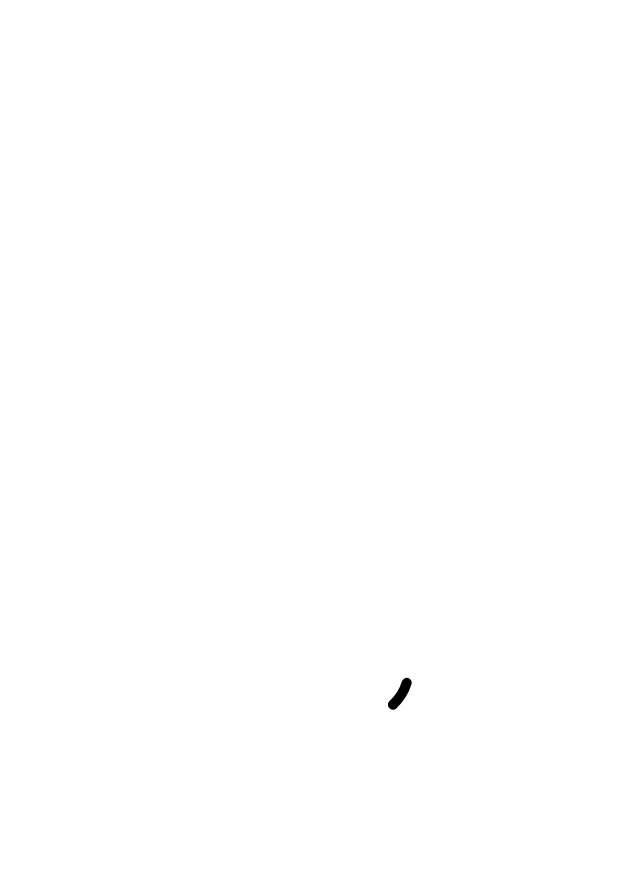
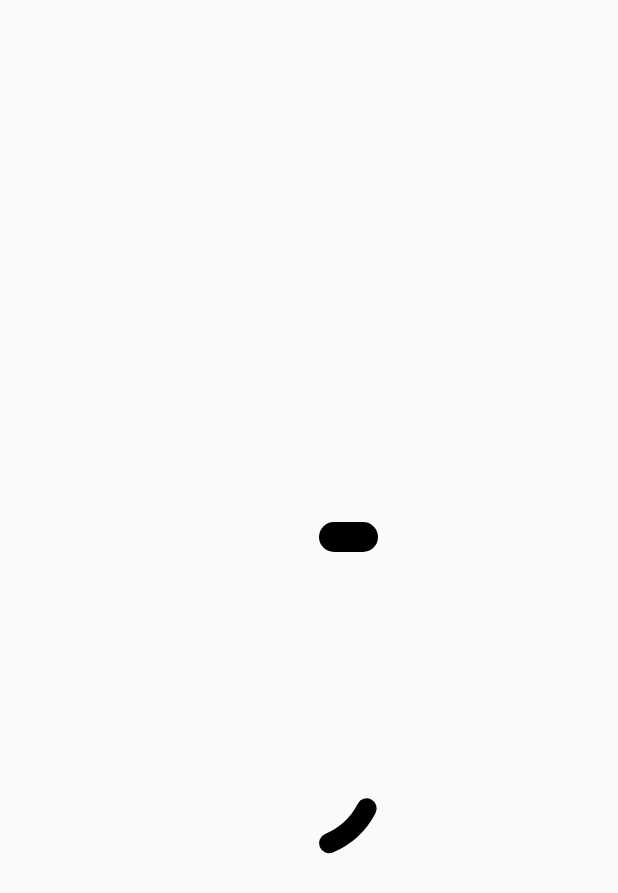
Before and after one commit to akhil-rkrishnan/compose-utils, an Android app built with Jetpack Compose: the screen it shows after launch (MainActivity), on a phone screen of 412 x 824 dp. Before the commit the part shown is almost empty. Shown: the top 893 px of the screen. Run offline under Robolectric (Android 15) with nearby library versions, the phone set to English and light mode, and no system bars.

```diff
--- a/app/src/main/java/ak/composeapp/MainActivity.kt
+++ b/app/src/main/java/ak/composeapp/MainActivity.kt
@@ -4,15 +4,17 @@ import ak.composeapp.ui.theme.ComposeUtilAppTheme
 import android.os.Bundle
 import androidx.activity.ComponentActivity
 import androidx.activity.compose.setContent
-import androidx.compose.foundation.layout.fillMaxSize
-import androidx.compose.material.MaterialTheme
-import androidx.compose.material.Surface
+import androidx.compose.foundation.layout.*
 import androidx.compose.material.Text
 import androidx.compose.runtime.Composable
 import androidx.compose.ui.Modifier
+import androidx.compose.ui.geometry.Size
 import androidx.compose.ui.graphics.Color
 import androidx.compose.ui.tooling.preview.Preview
+import androidx.compose.ui.unit.dp
 import lib.composeutils.ui.CircularProgressBar
+import lib.composeutils.ui.LineProgressBar
+import lib.composeutils.utils.openActivity
 
 class MainActivity : ComponentActivity() {
     override fun onCreate(savedInstanceState: Bundle?) {
@@ -20,13 +22,24 @@ class MainActivity : ComponentActivity() {
         setContent {
             ComposeUtilAppTheme {
                 // A surface container using the 'background' color from the theme
-                Surface(
-                    modifier = Modifier.fillMaxSize(),
-                    color = MaterialTheme.colors.background
+                Column(
+                    modifier = Modifier
+                        .fillMaxSize()
+                        .padding(horizontal = 150.dp, vertical = 250.dp),
+                    verticalArrangement = Arrangement.SpaceEvenly
                 ) {
+                    LineProgressBar(
+                        colors = listOf(Color.Blue, Color.Green, Color.Red, Color.Magenta),
+                        shuffleGradient = true,
+                        strokeWidth = 30f
+                    )
                     CircularProgressBar(
-                        listOf(Color.Blue, Color.Green, Color.Red, Color.Magenta),
+                        colors = listOf(Color.Blue, Color.Black,),
                         shuffleGradient = true,
+                        circleStrokeWidth = 20f,
+                        circleSize = Size(150f, 150f),
+                        initialStartAngle = 10f,
+                        initialSweepAngle = 15f,
                         step = 5
                     )
                 }
--- a/composeUtils/build.gradle
+++ b/composeUtils/build.gradle
@@ -81,7 +81,7 @@ afterEvaluate {
                 from components.release
                 groupId = 'com.github.akhil-rkrishnan'
                 artifactId = 'compose-utils'
-                version = '1.0.5'
+                version = '1.0.6'
             }
         }
     }
--- a/composeUtils/src/main/java/lib/composeutils/ui/ProgressBar.kt
+++ b/composeUtils/src/main/java/lib/composeutils/ui/ProgressBar.kt
@@ -3,7 +3,6 @@ package lib.composeutils.ui
 import androidx.compose.animation.core.animateFloatAsState
 import androidx.compose.foundation.Canvas
 import androidx.compose.foundation.layout.Box
-import androidx.compose.foundation.layout.fillMaxSize
 import androidx.compose.foundation.layout.fillMaxWidth
 import androidx.compose.runtime.*
 import androidx.compose.ui.Alignment
@@ -24,15 +23,15 @@ private const val TAG = "ProgressBar"
  * Method to draw line progress bar
  *
  * @param modifier   Modifier for the box
- * @param lineWidth  line width
+ * @param strokeWidth  line width
  * @param shuffleGradient   if the gradient colors needs to be shuffled set it as true, then it will shuffle the color list
  * @param colors   list of colors need to render the line.
  */
 
 @Composable
-fun LineProgressbar(
+fun LineProgressBar(
     modifier: Modifier = Modifier,
-    lineWidth: Float = 10f,
+    strokeWidth: Float = 10f,
     shuffleGradient: Boolean = false,
     colors: List<Color>
 ) {
@@ -55,7 +54,6 @@ fun LineProgressbar(
     }
 
     Box(modifier = modifier
-        .fillMaxSize()
         .onGloballyPositioned {
             boxCordinates = it.size.toSize()
         }) {
@@ -103,15 +101,14 @@ fun LineProgressbar(
         })
 
 
-        Canvas(modifier = Modifier
-            .fillMaxWidth(), onDraw = {
+        Canvas(modifier = Modifier.fillMaxWidth(), onDraw = {
             drawLine(
                 brush = Brush.linearGradient(
                     colors = colorList,
                 ),
                 start = Offset(x = startX, y = 0f),
                 end = Offset(x = endX, y = 0f),
-                strokeWidth = lineWidth, cap = StrokeCap.Round
+                strokeWidth = strokeWidth, cap = StrokeCap.Round
             )
 
         })
@@ -124,6 +121,7 @@ fun LineProgressbar(
  */
 @Composable
 fun CircularProgressBar(
+    modifier: Modifier = Modifier,
     colors: List<Color>,
     shuffleGradient: Boolean = false,
     circleStrokeWidth: Float = 10f,
@@ -161,7 +159,7 @@ fun CircularProgressBar(
                 colorList = colorList.shuffled()
         }
     })
-    Box(modifier = Modifier.fillMaxSize()) {
+    Box(modifier = modifier) {
         Canvas(modifier = Modifier
             .align(Alignment.Center), onDraw = {
             drawArc(
```
